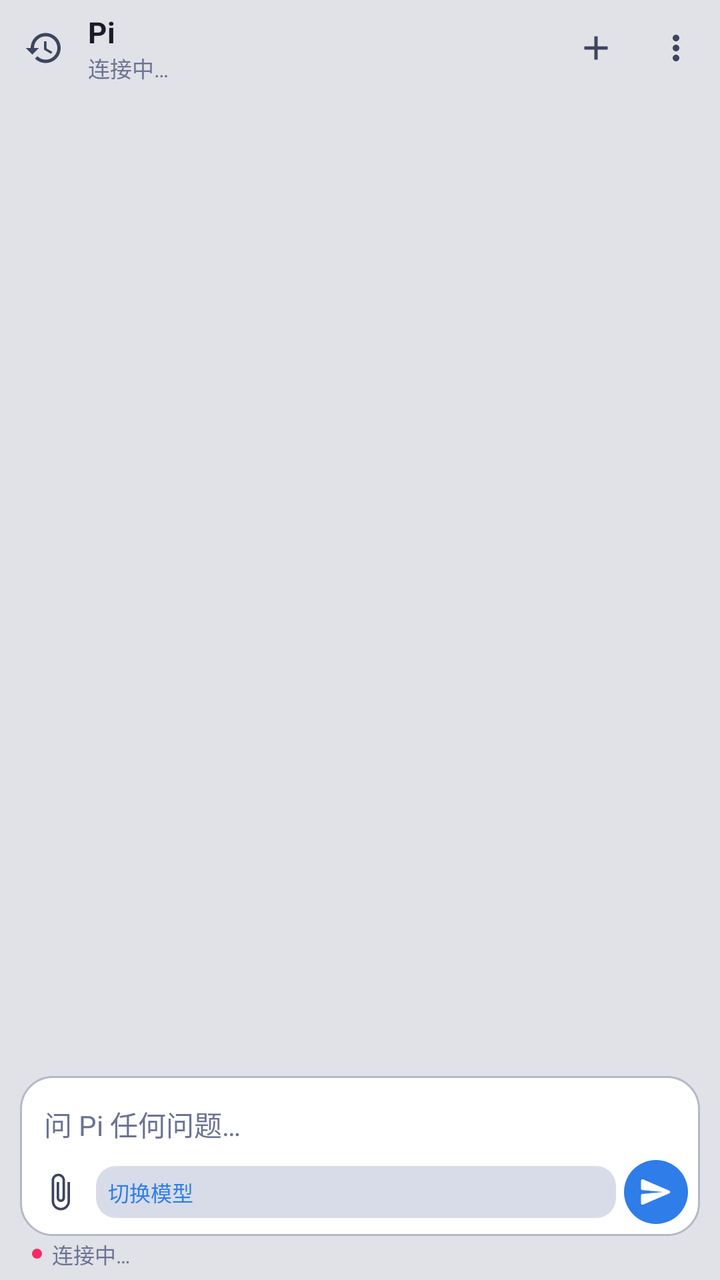
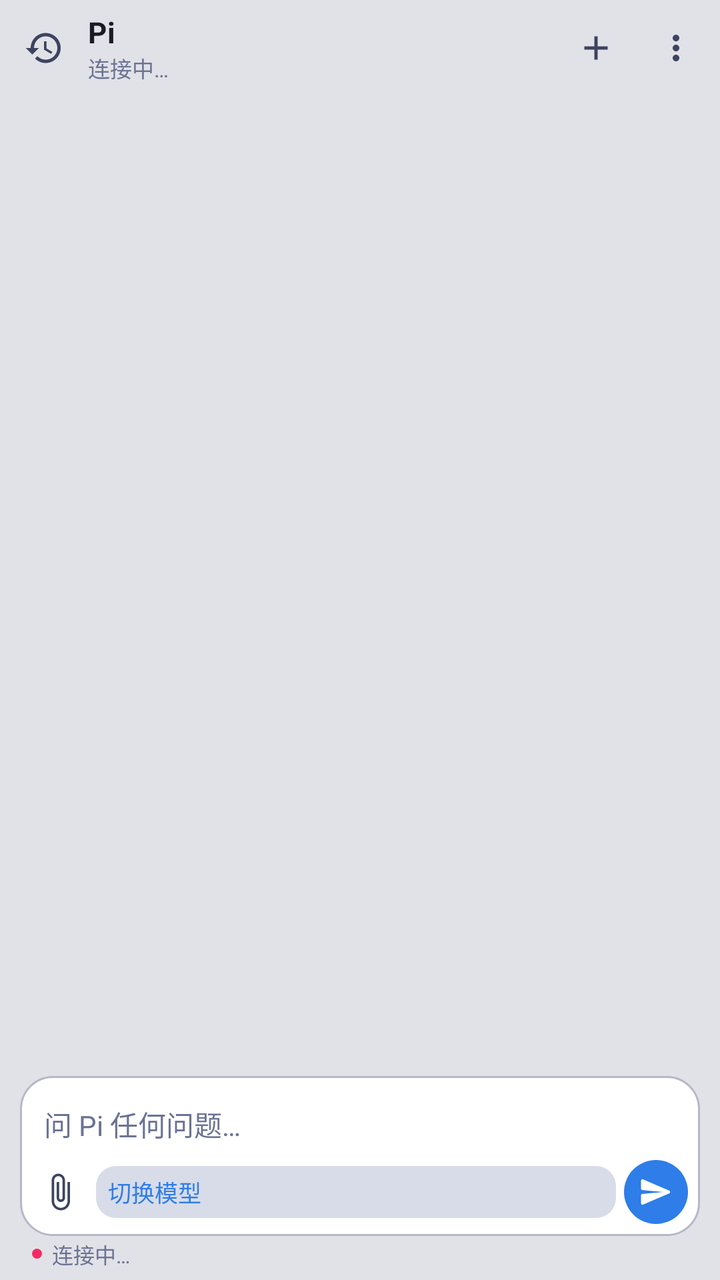

Two renders of the same Android screen: before a commit and after it. Below are the layout's source before the change and the commit's diff.
<!-- AndroidManifest.xml: application theme AppTheme -->
<!-- res/layout/activity_main.xml -->
<?xml version="1.0" encoding="utf-8"?>
<LinearLayout xmlns:android="http://schemas.android.com/apk/res/android"
    android:id="@+id/root"
    android:layout_width="match_parent"
    android:layout_height="match_parent"
    android:background="@color/bg_base"
    android:orientation="vertical">

    
    <LinearLayout
        android:id="@+id/top_bar"
        android:layout_width="match_parent"
        android:layout_height="wrap_content"
        android:background="@color/bg_base"
        android:orientation="vertical"
        android:paddingBottom="2dp">

        <LinearLayout
            android:id="@+id/toolbar_row"
            android:layout_width="match_parent"
            android:layout_height="48dp"
            android:gravity="center_vertical"
            android:orientation="horizontal"
            android:paddingStart="2dp"
            android:paddingEnd="2dp">

            <ImageButton
                android:id="@+id/btn_sessions"
                android:layout_width="40dp"
                android:layout_height="40dp"
                android:background="?attr/selectableItemBackgroundBorderless"
                android:contentDescription="@string/action_sessions"
                android:padding="10dp"
                android:scaleType="centerInside"
                android:src="@drawable/ic_history"
                android:tint="@color/text_secondary" />

            <LinearLayout
                android:layout_width="0dp"
                android:layout_height="wrap_content"
                android:layout_marginStart="2dp"
                android:layout_weight="1"
                android:orientation="vertical"
                android:paddingEnd="6dp">

                <TextView
                    android:id="@+id/session_title"
                    style="@style/ToolbarTitle"
                    android:layout_width="match_parent"
                    android:layout_height="wrap_content"
                    android:text="@string/app_name" />

                <TextView
                    android:id="@+id/session_meta"
                    style="@style/MonoMetaText.Line"
                    android:layout_width="match_parent"
                    android:layout_height="wrap_content"
                    android:ellipsize="middle"
                    android:maxLines="1"
                    android:text="@string/status_connecting"
                    android:textColor="@color/text_muted"
                    android:textSize="11sp" />
            </LinearLayout>

            <TextView
                android:id="@+id/diff_badge"
                style="@style/MonoMetaText.Line"
                android:layout_width="wrap_content"
                android:layout_height="wrap_content"
                android:layout_marginEnd="2dp"
                android:background="@drawable/bg_diff_badge"
                android:paddingStart="7dp"
                android:paddingTop="3dp"
                android:paddingEnd="7dp"
                android:paddingBottom="3dp"
                android:textSize="10.5sp"
                android:visibility="gone" />

            <ImageButton
                android:id="@+id/btn_new_session"
                android:layout_width="40dp"
                android:layout_height="40dp"
                android:background="?attr/selectableItemBackgroundBorderless"
                android:contentDescription="@string/action_new_session"
                android:padding="10dp"
                android:scaleType="centerInside"
                android:src="@drawable/ic_add"
                android:tint="@color/text_secondary" />

            <ImageButton
                android:id="@+id/btn_overflow"
                android:layout_width="40dp"
                android:layout_height="40dp"
                android:background="?attr/selectableItemBackgroundBorderless"
                android:contentDescription="@string/action_more"
                android:padding="10dp"
                android:scaleType="centerInside"
                android:src="@drawable/ic_more_vert"
                android:tint="@color/text_secondary" />
        </LinearLayout>
    </LinearLayout>

    <LinearLayout
        android:id="@+id/reconnect_banner"
        android:layout_width="match_parent"
        android:layout_height="wrap_content"
        android:layout_marginStart="12dp"
        android:layout_marginTop="4dp"
        android:layout_marginEnd="12dp"
        android:layout_marginBottom="2dp"
        android:background="@drawable/bg_notice_card"
        android:orientation="horizontal"
        android:visibility="gone">

        <View
            android:id="@+id/reconnect_accent"
            android:layout_width="3dp"
            android:layout_height="match_parent"
            android:background="@color/notice_error" />

        <LinearLayout
            android:layout_width="0dp"
            android:layout_height="wrap_content"
            android:layout_weight="1"
            android:orientation="vertical"
            android:paddingStart="10dp"
            android:paddingTop="8dp"
            android:paddingEnd="8dp"
            android:paddingBottom="8dp">

            <LinearLayout
                android:layout_width="match_parent"
                android:layout_height="wrap_content"
                android:gravity="center_vertical"
                android:orientation="horizontal">

                <TextView
                    android:id="@+id/reconnect_icon"
                    style="@style/MonoMetaText.Line"
                    android:layout_width="18dp"
                    android:layout_height="wrap_content"
                    android:gravity="center"
                    android:text="!"
                    android:textColor="@color/notice_error"
                    android:textSize="12sp"
                    android:textStyle="bold" />

                <TextView
                    android:id="@+id/reconnect_title"
                    android:layout_width="0dp"
                    android:layout_height="wrap_content"
                    android:layout_marginStart="6dp"
                    android:layout_weight="1"
                    android:text="@string/notice_title_connector"
                    android:textColor="@color/text_primary"
                    android:textSize="13sp"
                    android:textStyle="bold" />
            </LinearLayout>

            <TextView
                android:id="@+id/reconnect_text"
                style="@style/MonoMetaText"
                android:layout_width="match_parent"
                android:layout_height="wrap_content"
                android:layout_marginStart="24dp"
                android:layout_marginTop="3dp"
                android:text="@string/reconnect_banner"
                android:textColor="@color/text_secondary"
                android:textSize="11.5sp" />

            <TextView
                android:id="@+id/reconnect_btn"
                style="@style/MonoMetaText.Line"
                android:layout_width="wrap_content"
                android:layout_height="wrap_content"
                android:layout_marginStart="24dp"
                android:layout_marginTop="8dp"
                android:background="@drawable/bg_notice_action"
                android:paddingStart="10dp"
                android:paddingTop="5dp"
                android:paddingEnd="10dp"
                android:paddingBottom="5dp"
                android:text="@string/reconnect_action"
                android:textColor="@color/pi_blue"
                android:textSize="11.5sp" />
        </LinearLayout>
    </LinearLayout>

    <FrameLayout
        android:layout_width="match_parent"
        android:layout_height="0dp"
        android:layout_weight="1">

        <androidx.recyclerview.widget.RecyclerView
            android:id="@+id/messages"
            android:layout_width="match_parent"
            android:layout_height="match_parent"
            android:clipToPadding="false"
            android:overScrollMode="never"
            android:paddingTop="2dp"
            android:paddingBottom="10dp" />

        <ImageButton
            android:id="@+id/scroll_bottom"
            android:layout_width="36dp"
            android:layout_height="36dp"
            android:layout_gravity="bottom|center_horizontal"
            android:layout_marginBottom="8dp"
            android:background="@drawable/bg_scroll_bottom"
            android:contentDescription="@string/scroll_to_bottom"
            android:elevation="2dp"
            android:padding="7dp"
            android:scaleType="centerInside"
            android:src="@drawable/ic_scroll_down"
            android:tint="@color/text_secondary"
            android:visibility="gone" />

        <LinearLayout
            android:id="@+id/empty_state"
            android:layout_width="match_parent"
            android:layout_height="wrap_content"
            android:layout_gravity="center"
            android:gravity="center_horizontal"
            android:orientation="vertical"
            android:paddingStart="32dp"
            android:paddingEnd="32dp"
            android:visibility="gone">

            <ImageView
                android:layout_width="40dp"
                android:layout_height="40dp"
                android:alpha="0.9"
                android:contentDescription="@string/app_name"
                android:src="@drawable/ic_pi_logo" />

            <TextView
                android:id="@+id/empty_title"
                android:layout_width="wrap_content"
                android:layout_height="wrap_content"
                android:layout_marginTop="14dp"
                android:text="@string/empty_title"
                android:textColor="@color/text_primary"
                android:textSize="17sp"
                android:textStyle="bold" />

            <TextView
                android:id="@+id/empty_body"
                android:layout_width="match_parent"
                android:layout_height="wrap_content"
                android:layout_marginTop="6dp"
                android:gravity="center"
                android:lineSpacingMultiplier="1.25"
                android:text="@string/empty_body"
                android:textColor="@color/text_secondary"
                android:textSize="13sp" />

            <com.google.android.material.button.MaterialButton
                android:id="@+id/empty_action"
                style="@style/Widget.Material3.Button.TextButton"
                android:layout_width="wrap_content"
                android:layout_height="wrap_content"
                android:layout_marginTop="8dp"
                android:text="@string/empty_open_settings"
                android:textColor="@color/pi_blue"
                android:visibility="gone" />

            <LinearLayout
                android:id="@+id/suggest_row"
                android:layout_width="match_parent"
                android:layout_height="wrap_content"
                android:layout_marginTop="20dp"
                android:gravity="center"
                android:orientation="vertical" />
        </LinearLayout>
    </FrameLayout>

    <LinearLayout
        android:id="@+id/slash_panel"
        android:layout_width="match_parent"
        android:layout_height="wrap_content"
        android:background="@drawable/bg_slash_panel"
        android:elevation="2dp"
        android:orientation="vertical"
        android:paddingTop="4dp"
        android:paddingBottom="2dp"
        android:visibility="gone">

        <TextView
            android:layout_width="match_parent"
            android:layout_height="wrap_content"
            android:paddingStart="14dp"
            android:paddingEnd="14dp"
            android:paddingBottom="2dp"
            android:text="@string/slash_hint_title"
            android:textColor="@color/text_muted"
            android:textSize="11sp" />

        <androidx.recyclerview.widget.RecyclerView
            android:id="@+id/slash_list"
            android:layout_width="match_parent"
            android:layout_height="wrap_content"
            android:nestedScrollingEnabled="false"
            android:overScrollMode="never" />
    </LinearLayout>

    
    <LinearLayout
        android:id="@+id/actions"
        android:layout_width="match_parent"
        android:layout_height="wrap_content"
        android:layout_marginStart="10dp"
        android:layout_marginEnd="10dp"
        android:layout_marginBottom="6dp"
        android:background="@drawable/bg_approval_card"
        android:orientation="vertical"
        android:paddingStart="12dp"
        android:paddingTop="10dp"
        android:paddingEnd="12dp"
        android:paddingBottom="10dp"
        android:visibility="gone">

        <TextView
            android:id="@+id/actions_title"
            android:layout_width="match_parent"
            android:layout_height="wrap_content"
            android:textColor="@color/pi_amber"
            android:textSize="13sp"
            android:textStyle="bold" />

        <TextView
            android:id="@+id/actions_body"
            style="@style/MonoMetaText"
            android:layout_width="match_parent"
            android:layout_height="wrap_content"
            android:layout_marginTop="6dp"
            android:background="@drawable/bg_tool_output"
            android:maxLines="8"
            android:padding="8dp"
            android:scrollHorizontally="false"
            android:textColor="@color/text_secondary"
            android:textIsSelectable="true"
            android:textSize="11.5sp"
            android:visibility="gone" />

        <EditText
            android:id="@+id/actions_input"
            android:layout_width="match_parent"
            android:layout_height="wrap_content"
            android:layout_marginTop="6dp"
            android:background="@drawable/bg_composer"
            android:hint=""
            android:maxLines="5"
            android:padding="10dp"
            android:scrollHorizontally="false"
            android:textColor="@color/text_primary"
            android:textColorHint="@color/text_muted"
            android:textSize="14sp"
            android:visibility="gone" />

        <LinearLayout
            android:id="@+id/actions_buttons"
            android:layout_width="match_parent"
            android:layout_height="wrap_content"
            android:layout_marginTop="8dp"
            android:gravity="end"
            android:orientation="horizontal" />
    </LinearLayout>

    <TextView
        android:id="@+id/generation_status"
        style="@style/MonoMetaText.Line"
        android:layout_width="match_parent"
        android:layout_height="wrap_content"
        android:ellipsize="end"
        android:maxLines="1"
        android:paddingStart="14dp"
        android:paddingTop="1dp"
        android:paddingEnd="14dp"
        android:paddingBottom="1dp"
        android:textColor="@color/text_muted"
        android:textSize="11sp"
        android:visibility="gone" />

    
    <LinearLayout
        android:id="@+id/composer_bar"
        android:layout_width="match_parent"
        android:layout_height="wrap_content"
        android:orientation="vertical"
        android:paddingStart="10dp"
        android:paddingTop="2dp"
        android:paddingEnd="10dp"
        android:paddingBottom="4dp">

        <LinearLayout
            android:layout_width="match_parent"
            android:layout_height="wrap_content"
            android:background="@drawable/bg_composer_card"
            android:orientation="vertical"
            android:paddingStart="2dp"
            android:paddingTop="4dp"
            android:paddingEnd="2dp"
            android:paddingBottom="4dp">

            <HorizontalScrollView
                android:id="@+id/attachment_scroller"
                android:layout_width="match_parent"
                android:layout_height="wrap_content"
                android:layout_marginStart="6dp"
                android:layout_marginEnd="6dp"
                android:layout_marginBottom="2dp"
                android:scrollbars="none"
                android:visibility="gone">

                <LinearLayout
                    android:id="@+id/attachment_row"
                    android:layout_width="wrap_content"
                    android:layout_height="wrap_content"
                    android:orientation="horizontal" />
            </HorizontalScrollView>

            <EditText
                android:id="@+id/composer"
                style="@style/ComposerText"
                android:layout_width="match_parent"
                android:layout_height="wrap_content"
                android:background="@android:color/transparent"
                android:hint="@string/hint_message"
                android:imeOptions="actionNone|flagNoExtractUi"
                android:inputType="textMultiLine|textCapSentences"
                android:maxLines="6"
                android:minHeight="36dp"
                android:paddingStart="10dp"
                android:paddingTop="6dp"
                android:paddingEnd="10dp"
                android:paddingBottom="2dp" />

            
            <LinearLayout
                android:layout_width="match_parent"
                android:layout_height="36dp"
                android:gravity="center_vertical"
                android:orientation="horizontal"
                android:paddingStart="2dp"
                android:paddingEnd="4dp">

                <ImageButton
                    android:id="@+id/btn_attach"
                    android:layout_width="32dp"
                    android:layout_height="32dp"
                    android:background="?attr/selectableItemBackgroundBorderless"
                    android:contentDescription="@string/action_attach"
                    android:padding="6dp"
                    android:scaleType="centerInside"
                    android:src="@drawable/ic_attach"
                    android:tint="@color/text_secondary" />

                <TextView
                    android:id="@+id/model_chip"
                    style="@style/MonoMetaText.Line"
                    android:layout_width="0dp"
                    android:layout_height="26dp"
                    android:layout_marginStart="2dp"
                    android:layout_marginEnd="4dp"
                    android:layout_weight="1"
                    android:background="@drawable/bg_status_chip"
                    android:clickable="true"
                    android:ellipsize="end"
                    android:focusable="true"
                    android:gravity="center_vertical"
                    android:maxLines="1"
                    android:minWidth="36dp"
                    android:paddingStart="6dp"
                    android:paddingEnd="6dp"
                    android:singleLine="true"
                    android:text="@string/action_model"
                    android:textColor="@color/pi_blue"
                    android:textSize="10.5sp" />

                <LinearLayout
                    android:id="@+id/steer_toggle"
                    android:layout_width="wrap_content"
                    android:layout_height="26dp"
                    android:layout_marginEnd="2dp"
                    android:background="@drawable/bg_segmented"
                    android:orientation="horizontal"
                    android:visibility="gone">

                    <TextView
                        android:id="@+id/steer_mode_plan"
                        style="@style/MonoMetaText.Line"
                        android:layout_width="wrap_content"
                        android:layout_height="match_parent"
                        android:gravity="center"
                        android:paddingStart="5dp"
                        android:paddingEnd="5dp"
                        android:text="@string/composer_plan"
                        android:textColor="@color/text_muted"
                        android:textSize="10sp" />

                    <TextView
                        android:id="@+id/steer_mode_steer"
                        style="@style/MonoMetaText.Line"
                        android:layout_width="wrap_content"
                        android:layout_height="match_parent"
                        android:background="@drawable/bg_segmented_on"
                        android:gravity="center"
                        android:paddingStart="5dp"
                        android:paddingEnd="5dp"
                        android:text="@string/composer_steer"
                        android:textColor="@color/md_theme_onPrimary"
                        android:textSize="10sp" />

                    <TextView
                        android:id="@+id/steer_mode_queue"
                        style="@style/MonoMetaText.Line"
                        android:layout_width="wrap_content"
                        android:layout_height="match_parent"
                        android:gravity="center"
                        android:paddingStart="5dp"
                        android:paddingEnd="5dp"
                        android:text="@string/composer_queue"
                        android:textColor="@color/text_muted"
                        android:textSize="10sp" />
                </LinearLayout>

                <ImageButton
                    android:id="@+id/btn_stop"
                    android:layout_width="32dp"
                    android:layout_height="32dp"
                    android:background="?attr/selectableItemBackgroundBorderless"
                    android:contentDescription="@string/action_stop"
                    android:padding="6dp"
                    android:scaleType="centerInside"
                    android:src="@drawable/ic_stop"
                    android:tint="@color/status_offline"
                    android:visibility="gone" />

                <ImageButton
                    android:id="@+id/send"
                    android:layout_width="32dp"
                    android:layout_height="32dp"
                    android:background="@drawable/bg_send_button"
                    android:contentDescription="@string/action_send"
                    android:padding="7dp"
                    android:scaleType="centerInside"
                    android:src="@drawable/ic_send"
                    android:tint="@color/md_theme_onPrimary" />
            </LinearLayout>
        </LinearLayout>

        
        <LinearLayout
            android:id="@+id/status_footer"
            android:layout_width="match_parent"
            android:layout_height="18dp"
            android:gravity="center_vertical"
            android:orientation="horizontal"
            android:paddingStart="6dp"
            android:paddingTop="0dp"
            android:paddingEnd="6dp"
            android:paddingBottom="0dp">

            <View
                android:id="@+id/status_dot"
                android:layout_width="5dp"
                android:layout_height="5dp"
                android:background="@drawable/ic_status_dot" />

            <TextView
                android:id="@+id/status_text"
                style="@style/MonoMetaText.Line"
                android:layout_width="0dp"
                android:layout_height="wrap_content"
                android:layout_marginStart="5dp"
                android:layout_weight="1"
                android:ellipsize="end"
                android:maxLines="1"
                android:singleLine="true"
                android:text="@string/status_connecting"
                android:textColor="@color/text_muted"
                android:textSize="10.5sp" />

            <TextView
                android:id="@+id/footer_sep"
                style="@style/MonoMetaText.Line"
                android:layout_width="wrap_content"
                android:layout_height="wrap_content"
                android:paddingStart="4dp"
                android:paddingEnd="4dp"
                android:text="·"
                android:textColor="@color/text_faint"
                android:textSize="10.5sp"
                android:visibility="gone" />

            <FrameLayout
                android:id="@+id/context_bar_wrap"
                android:layout_width="28dp"
                android:layout_height="4dp"
                android:layout_marginEnd="4dp"
                android:background="@drawable/bg_context_bar_track"
                android:visibility="gone">

                <View
                    android:id="@+id/context_bar_fill"
                    android:layout_width="0dp"
                    android:layout_height="match_parent"
                    android:background="@drawable/bg_context_bar_fill" />
            </FrameLayout>

            <TextView
                android:id="@+id/footer_stats"
                style="@style/MonoMetaText.Line"
                android:layout_width="wrap_content"
                android:layout_height="wrap_content"
                android:ellipsize="end"
                android:maxLines="1"
                android:maxWidth="160dp"
                android:singleLine="true"
                android:textColor="@color/text_faint"
                android:textSize="10.5sp"
                android:visibility="gone" />
        </LinearLayout>
    </LinearLayout>

    
    <View
        android:id="@+id/status_chip"
        android:layout_width="0dp"
        android:layout_height="0dp"
        android:visibility="gone" />
</LinearLayout>
<!-- resources referenced by this layout -->
<resources>
  <color name="bg_base">#E1E2E7</color>
  <color name="md_theme_onPrimary">#FFFFFF</color>
  <color name="notice_error">#F52A65</color>
  <color name="pi_amber">#B15C00</color>
  <color name="pi_blue">#2E7DE9</color>
  <color name="status_offline">#F52A65</color>
  <color name="text_faint">#949BB8</color>
  <color name="text_muted">#6B7394</color>
  <color name="text_primary">#1A1B26</color>
  <color name="text_secondary">#3D4460</color>
  <!-- drawable bg_diff_badge (drawable) -->
  <?xml version="1.0" encoding="utf-8"?>
  <shape xmlns:android="http://schemas.android.com/apk/res/android"
      android:shape="rectangle">
      <solid android:color="@color/bg_chip" />
      <corners android:radius="6dp" />
  </shape>
  <!-- drawable bg_notice_action (drawable) -->
  <?xml version="1.0" encoding="utf-8"?>
  <shape xmlns:android="http://schemas.android.com/apk/res/android"
      android:shape="rectangle">
      <solid android:color="@color/bg_chip" />
      <corners android:radius="8dp" />
  </shape>
  <!-- drawable bg_segmented (drawable) -->
  <?xml version="1.0" encoding="utf-8"?>
  <shape xmlns:android="http://schemas.android.com/apk/res/android"
      android:shape="rectangle">
      <solid android:color="@color/bg_chip" />
      <corners android:radius="8dp" />
  </shape>
  <!-- drawable bg_status_chip (drawable) -->
  <?xml version="1.0" encoding="utf-8"?>
  <shape xmlns:android="http://schemas.android.com/apk/res/android"
      android:shape="rectangle">
      <solid android:color="@color/bg_chip" />
      <corners android:radius="10dp" />
  </shape>
  <!-- drawable bg_tool_output (drawable) -->
  <?xml version="1.0" encoding="utf-8"?>
  <shape xmlns:android="http://schemas.android.com/apk/res/android"
      android:shape="rectangle">
      <solid android:color="@color/bg_code" />
      <corners android:radius="8dp" />
  </shape>
  <string name="action_attach">添加图片或文件</string>
  <string name="action_model">切换模型</string>
  <string name="action_more">更多</string>
  <string name="action_new_session">新建会话</string>
  <string name="action_send">发送</string>
  <string name="action_sessions">会话列表</string>
  <string name="action_stop">停止</string>
  <string name="app_name">Pi</string>
  <string name="composer_plan">计划</string>
  <string name="composer_queue">排队</string>
  <string name="composer_steer">引导</string>
  <string name="empty_body">连上 Termux 里的连接器后即可开始。</string>
  <string name="empty_open_settings">打开设置</string>
  <string name="empty_title">今天想聊点什么？</string>
  <string name="hint_message">问 Pi 任何问题…</string>
  <string name="notice_title_connector">连接器</string>
  <string name="reconnect_action">重新连接</string>
  <string name="reconnect_banner">连接器未响应，请检查 Termux</string>
  <string name="scroll_to_bottom">回到底部</string>
  <string name="slash_hint_title">命令</string>
  <string name="status_connecting">连接中…</string>
  <style name="MonoMetaText">
          <item name="android:fontFamily">@font/meslo_lgldz_nf_regular</item>
          <item name="android:textSize">11sp</item>
          <item name="android:textColor">@color/text_muted</item>
      </style>
  <style name="MonoMetaText.Line" parent="MonoMetaText">
          <item name="android:maxLines">1</item>
          <item name="android:ellipsize">end</item>
      </style>
  <color name="approval_bg">#FFF4E8</color>
  <color name="approval_border">#B15C00</color>
  <color name="bg_composer">#FFFFFF</color>
  <color name="bg_composer_stroke">#B4B8C8</color>
  <color name="bg_chip">#D8DCE8</color>
  <color name="notice_bg">#EEF0F6</color>
  <color name="pi_blue_press">#1A66D1</color>
  <color name="bg_elevated">#F0F1F5</color>
  <color name="divider">#C4C8DA</color>
  <color name="md_theme_primary">#2E7DE9</color>
  <color name="bg_code">#D0D5E3</color>
  <color name="md_theme_secondary">#5A4A8A</color>
  <color name="md_theme_tertiary">#B15C00</color>
  <!-- unchanged entries left out for length: 22 -->
</resources>

<!-- the commit's change to res/layout/activity_main.xml (unified diff, before → after) -->
@@ -475,7 +475,7 @@
                     android:singleLine="true"
                     android:text="@string/action_model"
                     android:textColor="@color/pi_blue"
-                    android:textSize="10.5sp" />
+                    android:textSize="11.5sp" />
 
                 <LinearLayout
                     android:id="@+id/steer_toggle"
